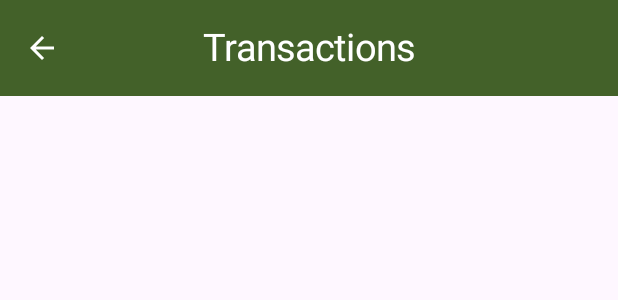
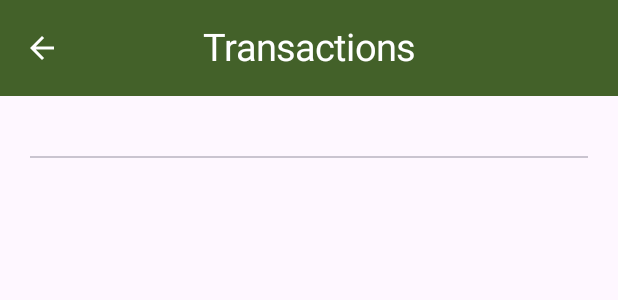
Before and after one commit to adshayanB/ECE452, an Android app built with Jetpack Compose: the @Preview function TransactionsPreview, on a phone screen of 412 x 824 dp. Shown: the top 300 px of the screen. Run offline under Robolectric (Android 15) with nearby library versions, the phone set to English and light mode, and no system bars; our stand-ins replace Dagger/Hilt's generated code, Firebase (no records; nobody signed in at launch, a user with empty details on screens opened directly); libraries missing offline, so code that uses them is left out: com.google.android.play.

Commit message:
Added lazy row and reformatted column on transactions page

```diff
--- a/app/src/main/java/com/example/farmeraid/transactions/views/TransactionsView.kt
+++ b/app/src/main/java/com/example/farmeraid/transactions/views/TransactionsView.kt
@@ -1,36 +1,58 @@
 import android.annotation.SuppressLint
+import android.support.customtabs.ICustomTabsCallback
 import androidx.compose.foundation.clickable
 import androidx.compose.foundation.layout.Arrangement
+import androidx.compose.foundation.layout.Column
 import androidx.compose.foundation.layout.PaddingValues
 import androidx.compose.foundation.layout.Row
+import androidx.compose.foundation.layout.Spacer
+import androidx.compose.foundation.layout.fillMaxSize
 import androidx.compose.foundation.layout.fillMaxWidth
+import androidx.compose.foundation.layout.height
 import androidx.compose.foundation.layout.padding
+import androidx.compose.foundation.layout.width
+import androidx.compose.foundation.layout.wrapContentSize
 import androidx.compose.foundation.lazy.LazyColumn
+import androidx.compose.foundation.lazy.LazyRow
 import androidx.compose.foundation.lazy.items
 import androidx.compose.material.icons.Icons
 import androidx.compose.material.icons.filled.ArrowBack
+import androidx.compose.material.icons.filled.Menu
 import androidx.compose.material.icons.outlined.Close
+import androidx.compose.material3.ButtonDefaults
 import androidx.compose.material3.Card
 import androidx.compose.material3.CardDefaults
 import androidx.compose.material3.CenterAlignedTopAppBar
+import androidx.compose.material3.Divider
 import androidx.compose.material3.ExperimentalMaterial3Api
 import androidx.compose.material3.Icon
 import androidx.compose.material3.IconButton
+import androidx.compose.material3.MaterialTheme
 import androidx.compose.material3.Scaffold
 import androidx.compose.material3.Text
+import androidx.compose.material3.TopAppBar
 import androidx.compose.material3.TopAppBarDefaults
 import androidx.compose.runtime.Composable
 import androidx.compose.runtime.collectAsState
 import androidx.compose.runtime.getValue
+import androidx.compose.ui.Alignment
 import androidx.compose.ui.Modifier
 import androidx.compose.ui.graphics.Color
+import androidx.compose.ui.text.SpanStyle
+import androidx.compose.ui.text.buildAnnotatedString
+import androidx.compose.ui.text.font.FontWeight
+import androidx.compose.ui.text.style.TextAlign
+import androidx.compose.ui.text.withStyle
 import androidx.compose.ui.tooling.preview.Preview
 import androidx.compose.ui.unit.dp
 import androidx.compose.ui.unit.sp
 import androidx.hilt.navigation.compose.hiltViewModel
+import androidx.lifecycle.viewmodel.compose.viewModel
+import androidx.navigation.compose.rememberNavController
 import com.example.farmeraid.transactions.TransactionsViewModel
 import com.example.farmeraid.ui.theme.PrimaryColour
 import com.example.farmeraid.ui.theme.WhiteContentColour
+import org.intellij.lang.annotations.JdkConstants.HorizontalAlignment
 
 @SuppressLint("UnusedMaterial3ScaffoldPaddingParameter")
 @OptIn(ExperimentalMaterial3Api::class)
@@ -58,11 +80,19 @@ fun TransactionsView() {
             )
         },
     ) {paddingValues ->
+        Column(
+            modifier = Modifier
+                .padding(paddingValues)
+                .padding(20.dp, 20.dp, 20.dp, 0.dp),
+        ){
+            LazyRow {
+                //filter pills
+            }
+            Spacer(modifier = Modifier.height(20.dp))
+            Divider()
             LazyColumn(
-            modifier = Modifier
-                .padding(paddingValues),
                 verticalArrangement = Arrangement.spacedBy(20.dp),
-            contentPadding = PaddingValues(20.dp),
+                contentPadding = PaddingValues(0.dp, 20.dp),
             ){
                 items(state.transactionList) { trans ->
                     Card(
@@ -104,6 +134,8 @@ fun TransactionsView() {
                 }
             }
         }
+
+    }
 }
 
 @Preview
```
Lines whose indentation alone changed are shown as unchanged.
